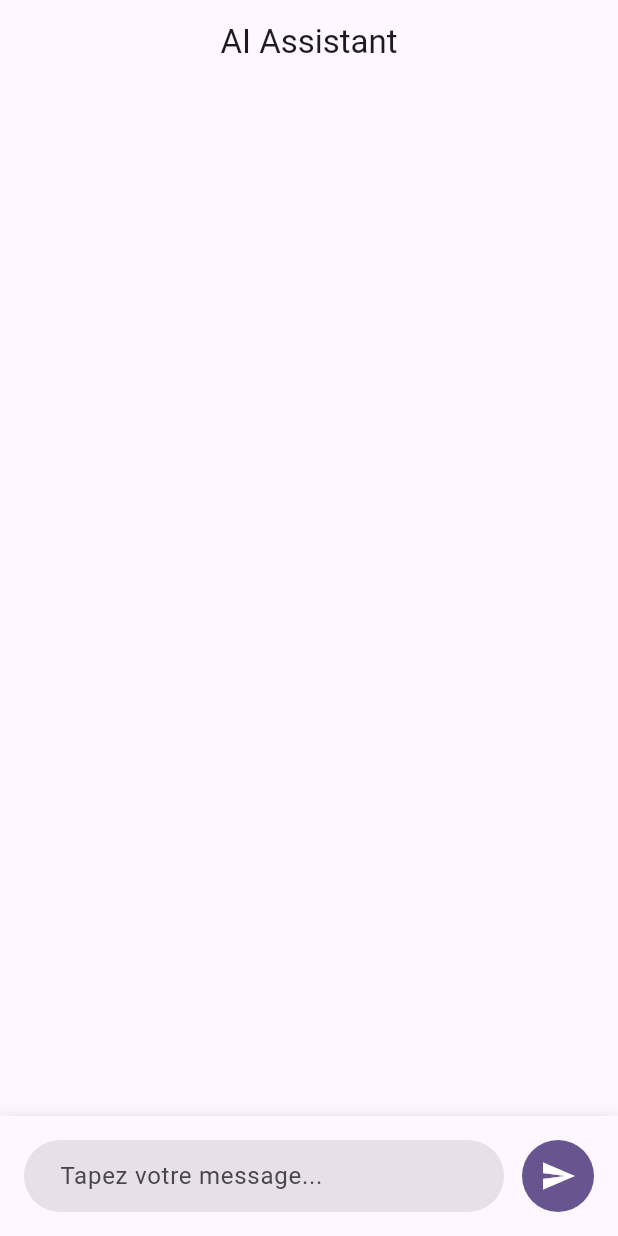
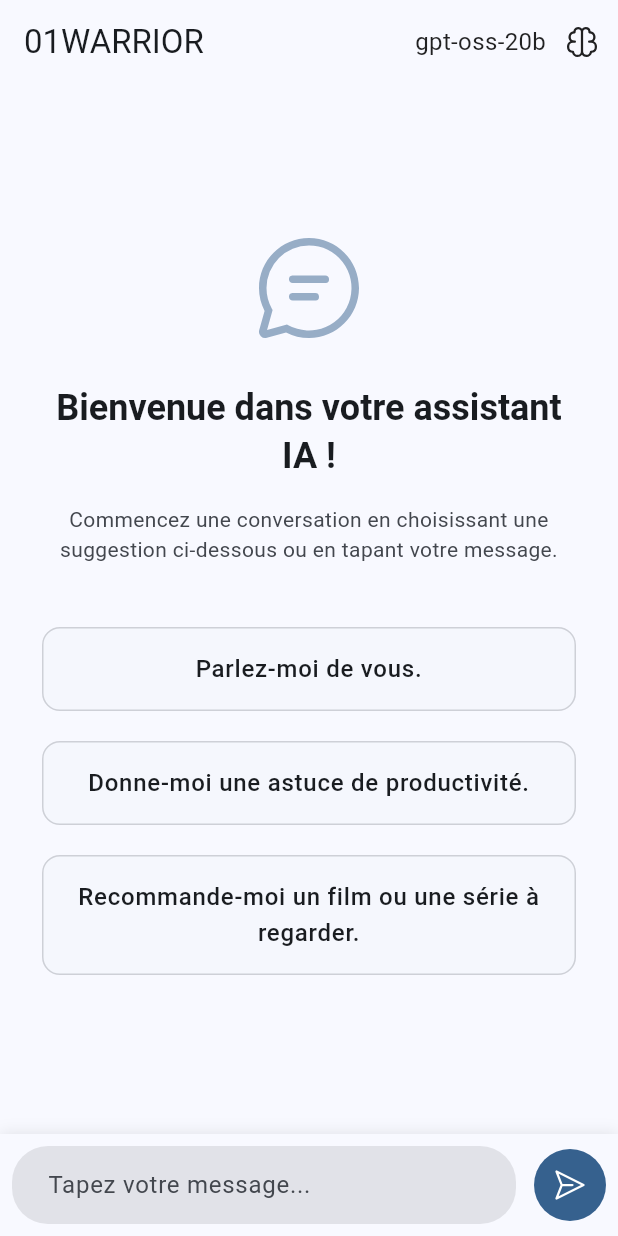
Before and after one commit to 01warrior/ChatBotGroq, a Flutter app: the screen it shows after launch, on a phone screen of 412 x 824 dp. Run offline on Flutter 3.47's test engine with Material 3 defaults, Android fonts, the phone set to English and light mode, and no system bars; our stand-ins replace fluentui_system_icons, google_nav_bar.

Commit message:
version stable

```diff
--- a/lib/config.dart
+++ b/lib/config.dart
@@ -1,7 +1,28 @@
 abstract class AppConfig {
-  static const apiKey = 'si vous avez telecharger le code mettez votre clé api ici';
-  static const apiUrl ='https://router.huggingface.co/sambanova/v1/chat/completions';
+  static const apiKey =
+      'Mettez votre clé API ici';
+  static const apiUrl = 'https://api.groq.com/openai/v1/chat/completions';
 
-  static const defaultModel = 'DeepSeek-R1';
-  static const maxTokens = 500;
+  static const defaultModel = 'openai/gpt-oss-20b';
+  static const maxTokens = 8192;
+
+  static const List<String> availableModels = [
+    'qwen/qwen3-32b',
+    'deepseek-r1-distill-llama-70b',
+    'gemma2-9b-it',
+    'llama-3.1-8b-instant',
+    'openai/gpt-oss-120b',
+    'moonshotai/kimi-k2-instruct',
+    'openai/gpt-oss-20b',
+    "llama-3.3-70b-versatile",
+    "openai/gpt-oss-20b",
+    "meta-llama/llama-prompt-guard-2-86m",
+    "meta-llama/llama-prompt-guard-2-22m",
+    "meta-llama/llama-4-scout-17b-16e-instruct"
+  ];
+
+  static const List<String> reasoningModels = [
+    'openai/gpt-oss-20b',
+    // Add others if they support
+  ];
 }
--- a/lib/main.dart
+++ b/lib/main.dart
@@ -2,8 +2,11 @@
 import 'package:flutter/material.dart';
 import 'package:chatscreen/models/message.dart';
 import 'package:chatscreen/services/api_service.dart';
-import 'package:chatscreen/widgets/chat_bubble.dart';
 import 'package:chatscreen/widgets/chat_input.dart';
+import 'package:chatscreen/widgets/chat_list.dart';
+import 'package:chatscreen/widgets/welcome_screen.dart';
+import 'package:chatscreen/config.dart';
+import 'package:fluentui_system_icons/fluentui_system_icons.dart';
 
 void main() => runApp(const ChatApp());
 
@@ -17,7 +20,7 @@ class ChatApp extends StatelessWidget {
       debugShowCheckedModeBanner: false,
       theme: ThemeData(
         colorScheme: ColorScheme.fromSeed(
-          seedColor: Colors.deepPurple,
+          seedColor: Colors.blue,
           brightness: Brightness.light,
         ),
         useMaterial3: true,
@@ -38,19 +41,33 @@ class _ChatScreenState extends State<ChatScreen> {
   final List<Message> _messages = [];
   final ApiService _apiService = ApiService();
   bool _isLoading = false;
+  String _selectedModel = AppConfig.defaultModel;
+
+  final List<String> _suggestions = [
+    "Parlez-moi de vous.",
+    "Donne-moi une astuce de productivité.",
+    "Recommande-moi un film ou une série à regarder.",
+  ];
 
   Future<void> _sendMessage(String text) async {
     if (text.isEmpty || _isLoading) return;
 
     setState(() {
-      _messages.add(Message(user: text, ai: ''));
+      _messages.add(Message(role: 'user', content: text));
       _isLoading = true;
     });
 
+    // Build conversation history
+    List<Map<String, dynamic>> conversation = [];
+    for (var msg in _messages) {
+      conversation.add({"role": msg.role, "content": msg.content});
+    }
+
     try {
-      final response = await _apiService.sendMessage(text);
+      final response =
+          await _apiService.sendMessage(conversation, _selectedModel);
       setState(() {
-        _messages.last = _messages.last.copyWith(ai: response);
+        _messages.add(Message(role: 'assistant', content: response));
       });
     } catch (e) {
       ScaffoldMessenger.of(context).showSnackBar(
@@ -65,32 +82,41 @@ class _ChatScreenState extends State<ChatScreen> {
   Widget build(BuildContext context) {
     return Scaffold(
       appBar: AppBar(
-        title: const Text('AI Assistant'),
-        centerTitle: true,
+        title: const Text('01WARRIOR'),
+        centerTitle: false,
+        actions: [
+          Text(
+            _selectedModel.split('/').last,
+            style: const TextStyle(fontSize: 16, color: Colors.black87),
+          ),
+          PopupMenuButton<String>(
+            onSelected: (String model) {
+              setState(() {
+                _selectedModel = model;
+              });
+            },
+            itemBuilder: (BuildContext context) {
+              return AppConfig.availableModels.map((String model) {
+                return PopupMenuItem<String>(
+                  value: model,
+                  child: Text(model),
+                );
+              }).toList();
+            },
+            icon:
+                const Icon(FluentIcons.brain_24_regular, color: Colors.black87),
+          ),
+        ],
       ),
       body: Column(
         children: [
           Expanded(
-            child: CustomScrollView(
-              reverse: true,
-              slivers: [
-                SliverPadding(
-                  padding: const EdgeInsets.all(16),
-                  sliver: SliverList(
-                    delegate: SliverChildBuilderDelegate(
-                      (context, index) {
-                        final message = _messages.reversed.toList()[index];
-                        return ChatBubble(
-                          message: message,
-                          isUser: message.ai.isEmpty,
-                        );
-                      },
-                      childCount: _messages.length,
-                    ),
-                  ),
-                ),
-              ],
-            ),
+            child: _messages.isEmpty
+                ? WelcomeScreen(
+                    suggestions: _suggestions,
+                    onSuggestionTap: _sendMessage,
+                  )
+                : ChatList(messages: _messages),
           ),
           ChatInput(
             onSend: _sendMessage,
--- a/lib/models/message.dart
+++ b/lib/models/message.dart
@@ -1,19 +1,20 @@
 import 'package:flutter/material.dart';
 
+/// Represents a message in the chat.
 @immutable
 class Message {
-  final String user;
-  final String ai;
+  final String role;
+  final String content;
 
   const Message({
-    required this.user,
-    required this.ai,
+    required this.role,
+    required this.content,
   });
 
-  Message copyWith({String? user, String? ai}) {
+  Message copyWith({String? role, String? content}) {
     return Message(
-      user: user ?? this.user,
-      ai: ai ?? this.ai,
+      role: role ?? this.role,
+      content: content ?? this.content,
     );
   }
 }
--- a/lib/widgets/chat_input.dart
+++ b/lib/widgets/chat_input.dart
@@ -1,4 +1,5 @@
 import 'package:flutter/material.dart';
+import 'package:fluentui_system_icons/fluentui_system_icons.dart';
 
 class ChatInput extends StatefulWidget {
   final Function(String) onSend;
@@ -28,7 +29,7 @@ class _ChatInputState extends State<ChatInput> {
   @override
   Widget build(BuildContext context) {
     return Container(
-      padding: const EdgeInsets.all(16),
+      padding: const EdgeInsets.all(8),
       decoration: BoxDecoration(
         color: Theme.of(context).colorScheme.surface,
         boxShadow: [
@@ -50,7 +51,8 @@ class _ChatInputState extends State<ChatInput> {
                   borderSide: BorderSide.none,
                 ),
                 filled: true,
-                contentPadding: const EdgeInsets.symmetric(horizontal: 20),
+                contentPadding:
+                    const EdgeInsets.symmetric(horizontal: 20, vertical: 14),
               ),
               onSubmitted: (_) => _handleSubmit(),
               enabled: !widget.isLoading,
@@ -71,7 +73,8 @@ class _ChatInputState extends State<ChatInput> {
                       color: Colors.white,
                       strokeWidth: 2,
                     )
-                  : const Icon(Icons.send, color: Colors.white),
+                  : const Icon(FluentIcons.send_24_regular,
+                      color: Colors.white),
               onPressed: widget.isLoading ? null : _handleSubmit,
             ),
           ),
--- /dev/null
+++ b/lib/widgets/chat_list.dart
@@ -0,0 +1,36 @@
+import 'package:flutter/material.dart';
+import 'package:chatscreen/models/message.dart';
+import 'package:chatscreen/widgets/chat_bubble.dart';
+
+class ChatList extends StatelessWidget {
+  final List<Message> messages;
+
+  const ChatList({
+    super.key,
+    required this.messages,
+  });
+
+  @override
+  Widget build(BuildContext context) {
+    return CustomScrollView(
+      reverse: true,
+      slivers: [
+        SliverPadding(
+          padding: const EdgeInsets.all(16),
+          sliver: SliverList(
+            delegate: SliverChildBuilderDelegate(
+              (context, index) {
+                final message = messages.reversed.toList()[index];
+                return ChatBubble(
+                  message: message,
+                  isUser: message.role == 'user',
+                );
+              },
+              childCount: messages.length,
+            ),
+          ),
+        ),
+      ],
+    );
+  }
+}
--- /dev/null
+++ b/lib/widgets/welcome_screen.dart
@@ -0,0 +1,88 @@
+import 'package:flutter/material.dart';
+import 'package:fluentui_system_icons/fluentui_system_icons.dart';
+
+class WelcomeScreen extends StatelessWidget {
+  final List<String> suggestions;
+  final Function(String) onSuggestionTap;
+
+  const WelcomeScreen({
+    super.key,
+    required this.suggestions,
+    required this.onSuggestionTap,
+  });
+
+  @override
+  Widget build(BuildContext context) {
+    final theme = Theme.of(context);
+
+    return Container(
+      padding: const EdgeInsets.all(24),
+      child: Column(
+        mainAxisAlignment: MainAxisAlignment.center,
+        children: [
+          Icon(
+            FluentIcons.chat_24_regular,
+            size: 80,
+            color: theme.colorScheme.primary.withOpacity(0.5),
+          ),
+          const SizedBox(height: 24),
+          Text(
+            'Bienvenue dans votre assistant IA !',
+            style: theme.textTheme.headlineSmall?.copyWith(
+              fontWeight: FontWeight.bold,
+              color: theme.colorScheme.onSurface,
+            ),
+            textAlign: TextAlign.center,
+          ),
+          const SizedBox(height: 16),
+          Text(
+            'Commencez une conversation en choisissant une suggestion ci-dessous ou en tapant votre message.',
+            style: theme.textTheme.bodyMedium?.copyWith(
+              color: theme.colorScheme.onSurfaceVariant,
+            ),
+            textAlign: TextAlign.center,
+          ),
+          const SizedBox(height: 32),
+          SizedBox(
+            width: double.infinity,
+            child: Column(
+              children: suggestions.map((suggestion) {
+                return Container(
+                  width: double.infinity,
+                  margin: const EdgeInsets.symmetric(vertical: 6),
+                  child: Card(
+                    elevation: 0,
+                    color: theme.colorScheme.surfaceVariant.withOpacity(0.1),
+                    shape: RoundedRectangleBorder(
+                      borderRadius: BorderRadius.circular(12),
+                      side: BorderSide(
+                        color: theme.colorScheme.outline.withOpacity(0.3),
+                        width: 1,
+                      ),
+                    ),
+                    child: InkWell(
+                      onTap: () => onSuggestionTap(suggestion),
+                      borderRadius: BorderRadius.circular(12),
+                      child: Padding(
+                        padding: const EdgeInsets.symmetric(
+                            horizontal: 20, vertical: 16),
+                        child: Text(
+                          suggestion,
+                          style: theme.textTheme.bodyLarge?.copyWith(
+                            fontWeight: FontWeight.w500,
+                            color: theme.colorScheme.onSurface,
+                          ),
+                          textAlign: TextAlign.center,
+                        ),
+                      ),
+                    ),
+                  ),
+                );
+              }).toList(),
+            ),
+          ),
+        ],
+      ),
+    );
+  }
+}
--- a/pubspec.yaml
+++ b/pubspec.yaml
@@ -37,6 +37,7 @@ dependencies:
   cupertino_icons: ^1.0.8
   http: ^1.2.2
   google_nav_bar: ^5.0.7
+  fluentui_system_icons: ^1.1.273
 
 dev_dependencies:
   flutter_test:
```
Also changed, not shown: lib/services/api_service.dart (+17 -9 lines), lib/widgets/chat_bubble.dart (+82 -26 lines), pubspec.lock, 2 other files.
